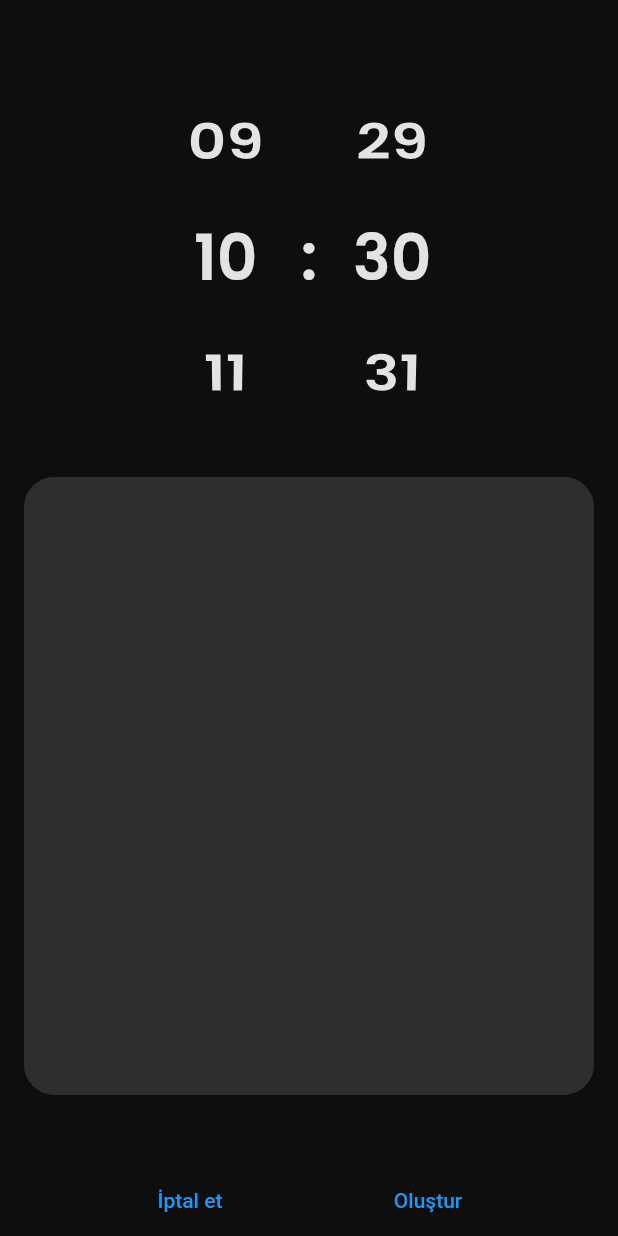
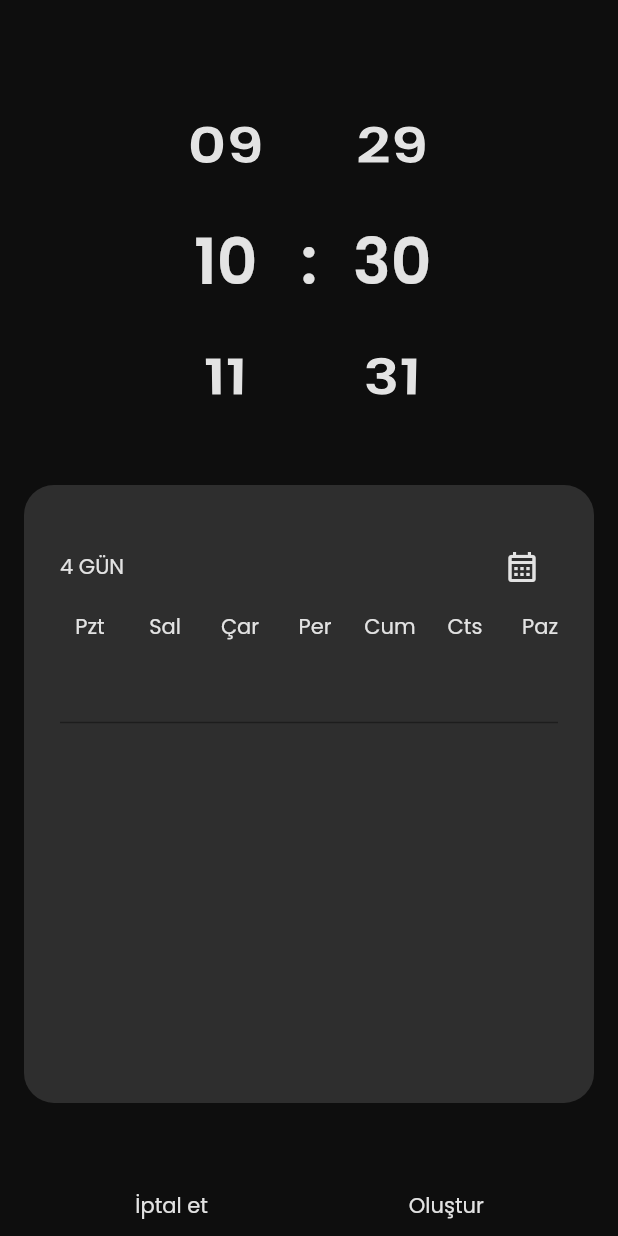
Before and after one commit to AkinBozburun/Clock-App-Flutter, a Flutter app: the AddAlarm screen opened directly, on a phone screen of 412 x 824 dp. Run offline on Flutter 3.47's test engine with Material 2 defaults, Android fonts, the phone set to English and light mode, and no system bars; our stand-ins replace awesome_notifications, flutter_screenutil, hive, hive_flutter; missing offline and left inert: android_alarm_manager_plus; accounts and stored records are empty.

Commit message:
Working on create alarm page.

```diff
--- a/lib/core/providers.dart
+++ b/lib/core/providers.dart
@@ -32,6 +32,23 @@ class AlarmProvider extends ChangeNotifier
     NotificationService.showNotification(title: "Alarm", body: "Alarm çalıyor!",
     category: NotificationCategory.Alarm,actionType: ActionType.KeepOnTop,
     actionButtons: [NotificationActionButton(key: "stopAlarm", label: "Durdur")]);
+  }
+
+  List<Map> days =
+  [
+    {"day": "Pzt", "isSelected" : false},
+    {"day": "Sal", "isSelected" : false},
+    {"day": "Çar", "isSelected" : false},
+    {"day": "Per", "isSelected" : false},
+    {"day": "Cum", "isSelected" : false},
+    {"day": "Cts", "isSelected" : false},
+    {"day": "Paz", "isSelected" : false},
+  ];
+
+  dayPickOverlay(index,bool chck)
+  {
+    days[index]["isSelected"] = chck;
+    notifyListeners();
   }
 }
 
--- a/lib/styles/app_style.dart
+++ b/lib/styles/app_style.dart
@@ -14,7 +14,8 @@ class AppStyles
   static TextStyle numberStyle = TextStyle(color: softWhite,fontSize: 42,fontFamily: "Poppins",fontWeight: FontWeight.w600);
   static TextStyle clockStyle = TextStyle(color: softWhite,fontSize: 36,fontFamily: "Poppins",fontWeight: FontWeight.w600);
   static TextStyle subTxtStyle = TextStyle(color: softWhite,fontSize: 14,fontFamily: "Poppins",fontWeight: FontWeight.w400);
+  static TextStyle blueTxtStyle = TextStyle(color: blueColor,fontSize: 14,fontFamily: "Poppins",fontWeight: FontWeight.w500);
 
   static TextStyle messageStyle = TextStyle(color: softWhite,fontSize: 18,fontFamily: "Poppins",fontWeight: FontWeight.w500);
-  TextStyle buttonTxt = TextStyle(color: backGroundColor,fontSize: 18,fontFamily: "Poppins",fontWeight: FontWeight.w600);
+  static TextStyle buttonTxt = TextStyle(color: backGroundColor,fontSize: 18,fontFamily: "Poppins",fontWeight: FontWeight.w600);
 }
--- a/lib/widgets/alarm/add_alarm.dart
+++ b/lib/widgets/alarm/add_alarm.dart
@@ -16,11 +16,70 @@ class AddAlarm extends StatefulWidget
 
 class _AddAlarmState extends State<AddAlarm>
 {
-  Widget _button(Function() press,txt) => TextButton
+  Widget _txtButton(Function() press,txt) => InkWell
   (
-    onPressed: press,
-    child:  Text(txt),
+    onTap: press,
+    borderRadius: BorderRadius.circular(25),
+    child: Ink
+    (
+      height: 40,
+      width: ScreenUtil().screenWidth/3,
+      child: Center(child: Text(txt,style: AppStyles.subTxtStyle))
+    ),
   );
+
+  _dayPicker()
+  {
+    final provider = Provider.of<AlarmProvider>(context);
+
+    bool chck = false;
+
+    return SizedBox
+    (
+      height: 32,
+      child: GridView.builder
+      (
+        shrinkWrap: true,
+        scrollDirection: Axis.horizontal,
+        gridDelegate: const SliverGridDelegateWithMaxCrossAxisExtent(
+        maxCrossAxisExtent: 40, mainAxisSpacing: 10, mainAxisExtent: 40),
+        itemCount: 7,
+        itemBuilder: (context, index) => Ink
+        (
+          height: 10,
+          width: 10,
+          decoration: BoxDecoration
+          (
+            border: Border.all(color: AppStyles.backGroundColor),
+            shape: BoxShape.circle
+          ),
+          child: InkWell
+          (
+            onTap: ()
+            {
+              chck = !chck;
+              provider.dayPickOverlay(index, chck);
+              print(provider.days[index]["isSelected"]);
+            },
+            child: Ink
+            (
+              decoration: BoxDecoration
+              (
+                borderRadius: BorderRadius.circular(10),
+                color: Colors.black
+              ),
+              child: Center
+              (
+                child: Text(provider.days[index]["day"],
+                  style: provider.days[index]["isSelected"] == true ?
+                  AppStyles.blueTxtStyle : AppStyles.subTxtStyle),
+              ),
+            ),
+          )
+        ),
+      ),
+    );
+  }
 
   _setAlarm()
   {
@@ -42,7 +101,7 @@ class _AddAlarmState extends State<AddAlarm>
   {
     return Scaffold
     (
-      body:  Column
+      body: Column
       (
         mainAxisAlignment: MainAxisAlignment.spaceBetween,
         children:
@@ -52,23 +111,35 @@ class _AddAlarmState extends State<AddAlarm>
           Container
           (
             margin: const EdgeInsets.symmetric(horizontal: 16),
-            padding: const EdgeInsets.all(10),
+            padding: const EdgeInsets.symmetric(horizontal: 24),
             height: ScreenUtil().screenHeight/2,
             decoration: BoxDecoration
             (
               color: AppStyles.cardColor,
               borderRadius: BorderRadius.circular(20)
             ),
+            child: Column(children:
+            [
+              SizedBox(height: 24.h),
+              Row(mainAxisAlignment: MainAxisAlignment.spaceBetween,
+              children:
+              [
+                Text("4 GÜN",style: AppStyles.subTxtStyle),
+                IconButton(onPressed: (){}, icon: Icon(Icons.calendar_month_outlined,color: AppStyles.softWhite))
+              ]),
+              _dayPicker(),
+              TextField(),
+            ]),
           ),
           Row(mainAxisAlignment: MainAxisAlignment.spaceEvenly,
           children:
           [
-            _button(()
+            _txtButton(()
             {
               Navigator.pop(context);
             },
             "İptal et"),
-            _button(()
+            _txtButton(()
             {
               //_setAlarm();
             },
--- a/lib/widgets/alarm/alarm_card.dart
+++ b/lib/widgets/alarm/alarm_card.dart
@@ -1,11 +1,14 @@
 import 'package:flutter/cupertino.dart';
 import 'package:flutter/material.dart';
 import 'package:flutter_screenutil/flutter_screenutil.dart';
+import 'package:my_clock_app/core/providers.dart';
 import 'package:my_clock_app/styles/app_style.dart';
+import 'package:provider/provider.dart';
 
 Widget alarmCard(alarmName,hours,minutes,context)
 {
-  List days = ["Pzt","Sal","Çar","Per","Cum","Cts","Pzr"];
+  final provider = Provider.of<AlarmProvider>(context,listen: false);
+
   bool switchValue = true;
   return Padding
   (
@@ -48,24 +51,28 @@ Widget alarmCard(alarmName,hours,minutes,context)
                 shrinkWrap: true,
                 scrollDirection: Axis.horizontal,
                 gridDelegate: const SliverGridDelegateWithMaxCrossAxisExtent(maxCrossAxisExtent: 40,
-                mainAxisSpacing: 5, mainAxisExtent: 40),
+                mainAxisSpacing: 10, mainAxisExtent: 40),
                 itemCount: 7,
                 itemBuilder: (context, index) => Column
                 (
                   mainAxisAlignment: MainAxisAlignment.spaceBetween,
                   children:
                   [
-                    Text(days[index],style: AppStyles.subTxtStyle),
+                    Text(provider.days[index]["day"],
+                      style: provider.days[index]["isSelected"] == true ?
+                      AppStyles.blueTxtStyle : AppStyles.subTxtStyle),
                     Container
                     (
                       height: 4,
-                      decoration: BoxDecoration(shape: BoxShape.circle, color: AppStyles.blueColor)
+                      decoration: BoxDecoration(shape: BoxShape.circle,
+                      color: provider.days[index]["isSelected"] == true ?
+                      AppStyles.blueColor : AppStyles.softWhite),
                     ),
                   ],
                 ),
               ),
             ),
-            Text("HER GÜN",style: AppStyles.subTxtStyle),
+            Text("3 GÜN",style: AppStyles.subTxtStyle),
           ],
         ),
       ),
--- a/lib/widgets/button.dart
+++ b/lib/widgets/button.dart
@@ -19,7 +19,7 @@ Widget button(void Function() press, Color color, String txt)
         color: color,
         borderRadius: radius,
       ),
-      child: Center(child: Text(txt,style: AppStyles().buttonTxt)),
+      child: Center(child: Text(txt,style: AppStyles.buttonTxt)),
     ),
   );
 }
```
